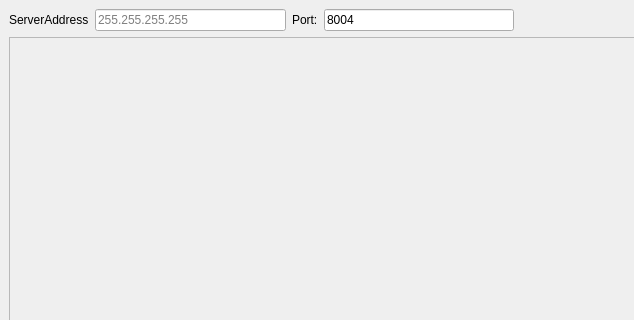
Before: the Qt Designer form ExRenderClient/GUI/ExRenderClientGui.ui in wibus/ExTh-Suite, drawn with Qt 5; both pictures show x 0 to 634 and y 0 to 320 of the 800 by 600 pixel window.
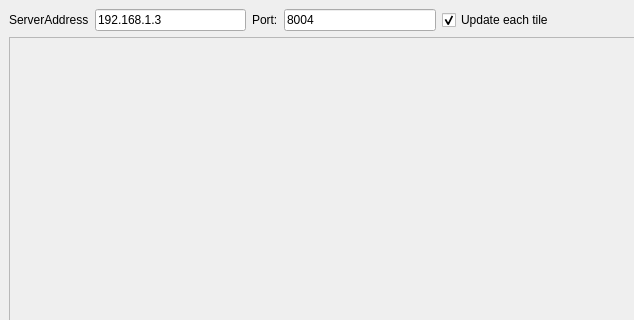
After: the same form once the commit is applied.

Commit message: Everything is in place to connect the client with the server

The edit to the form file:
```diff
--- a/ExRenderClient/GUI/ExRenderClientGui.ui
+++ b/ExRenderClient/GUI/ExRenderClientGui.ui
@@ -25,7 +25,10 @@
        </widget>
       </item>
       <item>
-       <widget class="QLineEdit" name="serverAddressEdit">
+       <widget class="QLineEdit" name="ipAddressEdit">
+        <property name="text">
+         <string>192.168.1.3</string>
+        </property>
         <property name="placeholderText">
          <string>255.255.255.255</string>
         </property>
@@ -45,6 +48,16 @@
         </property>
        </widget>
       </item>
+      <item>
+       <widget class="QCheckBox" name="updateEachTileCheck">
+        <property name="text">
+         <string>Update each tile</string>
+        </property>
+        <property name="checked">
+         <bool>true</bool>
+        </property>
+       </widget>
+      </item>
       <item>
        <spacer name="horizontalSpacer">
         <property name="orientation">
```
Left out of the diff: 9 changed lines with no effect on the pictures. The commit also changes 14 other files.
